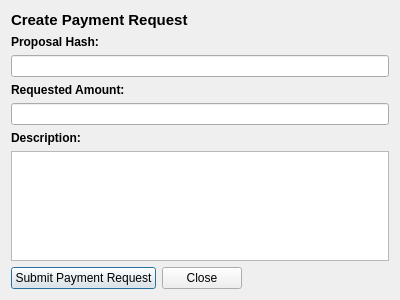
navcoin/navcoin-core, file src/qt/forms/communityfundcreatepaymentrequestdialog.ui: the form before one commit.
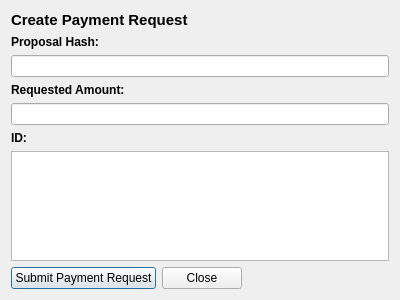
The form after the commit. Custom widgets are drawn as their Qt base class.

Commit message: Changed createproposal form field name to ID

What changed in the file:
```diff
--- a/src/qt/forms/communityfundcreatepaymentrequestdialog.ui
+++ b/src/qt/forms/communityfundcreatepaymentrequestdialog.ui
@@ -83,7 +83,7 @@
         </font>
        </property>
        <property name="text">
-        <string>Description:</string>
+        <string>ID:</string>
        </property>
       </widget>
      </item>
```
